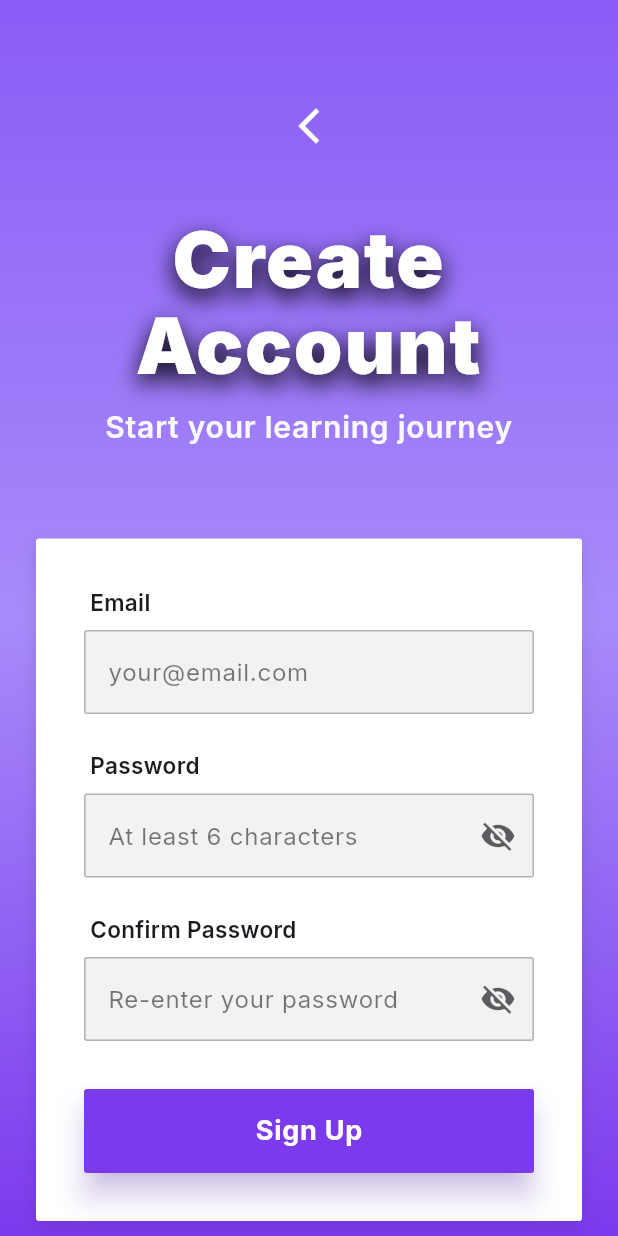
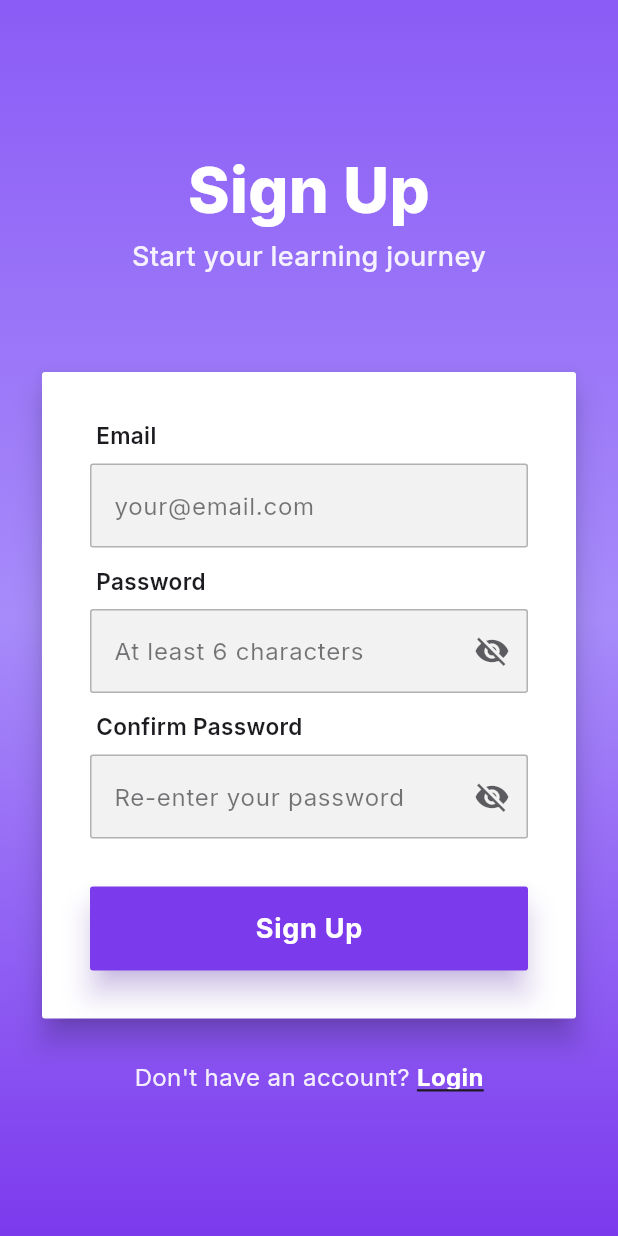
Before and after one commit to ValouteGG/LooopMind, a Flutter app: the SignupScreen screen opened by its route, on a phone screen of 412 x 824 dp. Run offline on Flutter 3.47's test engine with Material 3 defaults, Android fonts, the phone set to English and light mode, and no system bars; our stand-ins replace google_fonts, shared_preferences, supabase_flutter; accounts and stored records are empty.

Commit message:
Fixed uth screens
Fixed

```diff
--- a/lib/views/screens/auth/signup_screen.dart
+++ b/lib/views/screens/auth/signup_screen.dart
@@ -20,11 +20,6 @@ class _SignupScreenState extends State<SignupScreen>
 
   late AnimationController _fadeController;
   late Animation<double> _fadeAnimation;
-  late AnimationController _slideController;
-  late AnimationController _scaleController;
-  late Animation<Offset> _slideAnimation;
-  late Animation<double> _scaleAnimation;
-  late Animation<double> _formFade;
 
   @override
   void initState() {
@@ -38,44 +33,6 @@ class _SignupScreenState extends State<SignupScreen>
       end: 1.0,
     ).animate(CurvedAnimation(parent: _fadeController, curve: Curves.easeOut));
 
-    _slideController = AnimationController(
-      duration: const Duration(milliseconds: 800),
-      vsync: this,
-    );
-    _slideAnimation = Tween<Offset>(
-      begin: const Offset(-0.3, 0),
-      end: Offset.zero,
-    ).animate(CurvedAnimation(
-      parent: _slideController,
-      curve: Curves.elasticOut,
-    ));
-    Future.delayed(
-        const Duration(milliseconds: 500), () => _slideController.forward());
-
-    _scaleController = AnimationController(
-      duration: const Duration(milliseconds: 700),
-      vsync: this,
-    );
-    _scaleAnimation = Tween<double>(
-      begin: 0.92,
-      end: 1.0,
-    ).animate(CurvedAnimation(
-      parent: _scaleController,
-      curve: Curves.elasticOut,
-    ));
-    Future.delayed(
-        const Duration(milliseconds: 550), () => _scaleController.forward());
-
-    _formFade = Tween<double>(
-      begin: 0.0,
-      end: 1.0,
-    ).animate(CurvedAnimation(
-      parent: _fadeController,
-      curve: Curves.easeOut,
-    ));
-    Future.delayed(
-        const Duration(milliseconds: 650), () => _fadeController.forward());
-
     Future.delayed(
         const Duration(milliseconds: 300), () => _fadeController.forward());
   }
@@ -83,7 +40,8 @@ class _SignupScreenState extends State<SignupScreen>
   @override
   Widget build(BuildContext context) {
     return Scaffold(
-      body: Container(
+      body: SafeArea(
+        child: Container(
           width: double.infinity,
           height: double.infinity,
           decoration: const BoxDecoration(
@@ -98,87 +56,52 @@ class _SignupScreenState extends State<SignupScreen>
               stops: [0.0, 0.5, 1.0],
             ),
           ),
-        child: Stack(
-          children: [
-            Positioned(
-              top: 60,
-              left: 24,
-              right: 24,
-              child: IconButton(
-                icon: const Icon(Icons.arrow_back_ios_new,
-                    color: Colors.white, size: 28),
-                onPressed: () => Navigator.pop(context),
-              ),
-            ),
-            Consumer<AuthViewModel>(
+          child: Consumer<AuthViewModel>(
             builder: (context, authVM, _) {
               return SingleChildScrollView(
                 child: Padding(
                   padding: const EdgeInsets.all(24.0),
                   child: Column(
                     children: [
-                        const SizedBox(height: 120),
+                      const SizedBox(height: 80),
                       // Animated title
                       FadeTransition(
                         opacity: _fadeAnimation,
-                          child: SlideTransition(
-                            position: _slideAnimation,
-                            child: ScaleTransition(
-                              scale: _scaleAnimation,
                         child: Column(
                           mainAxisSize: MainAxisSize.min,
                           children: [
                             const Text(
-                                    'Create Account',
+                              'Sign Up',
                               textAlign: TextAlign.center,
                               style: TextStyle(
-                                      fontSize: 52,
-                                      fontWeight: FontWeight.w900,
+                                fontSize: 42,
+                                fontWeight: FontWeight.w800,
                                 color: Colors.white,
-                                      letterSpacing: 1.2,
                                 height: 1.1,
-                                      shadows: [
-                                        Shadow(
-                                          offset: Offset(0, 6),
-                                          blurRadius: 20,
-                                          color: Color(0xFF000000),
-                                        ),
-                                      ],
                               ),
                             ),
-                                  const SizedBox(height: 12),
+                            const SizedBox(height: 8),
                             Text(
                               'Start your learning journey',
                               textAlign: TextAlign.center,
                               style: TextStyle(
-                                      fontSize: 20,
-                                      color: Colors.white.withOpacity(0.95),
-                                      fontWeight: FontWeight.w600,
-                                      letterSpacing: 0.5,
+                                fontSize: 18,
+                                color: Colors.white.withOpacity(0.9),
+                                fontWeight: FontWeight.w500,
                               ),
                             ),
                           ],
                         ),
                       ),
-                          ),
-                        ),
                       const SizedBox(height: 60),
-                        // White form card
+                      // Clean form card
                       FadeTransition(
-                          opacity: _formFade,
-                          child: Container(
-                            width: double.infinity,
-                            decoration: BoxDecoration(
+                        opacity: _fadeAnimation,
+                        child: Card(
+                          elevation: 8,
                           color: Colors.white,
-                              borderRadius: BorderRadius.circular(2),
-                              boxShadow: [
-                                BoxShadow(
-                                  color: Colors.black.withOpacity(0.1),
-                                  blurRadius: 10,
-                                  offset: const Offset(0, 4),
-                                ),
-                              ],
-                            ),
+                          shape: RoundedRectangleBorder(
+                              borderRadius: BorderRadius.circular(2)),
                           child: Padding(
                             padding: const EdgeInsets.all(32.0),
                             child: Form(
@@ -189,12 +112,10 @@ class _SignupScreenState extends State<SignupScreen>
                                     Container(
                                       width: double.infinity,
                                       padding: const EdgeInsets.all(16),
-                                        margin:
-                                            const EdgeInsets.only(bottom: 20),
+                                      margin: const EdgeInsets.only(bottom: 20),
                                       decoration: BoxDecoration(
                                         color: Colors.red.shade50,
-                                          borderRadius:
-                                              BorderRadius.circular(2),
+                                        borderRadius: BorderRadius.circular(2),
                                       ),
                                       child: Text(
                                         authVM.error!,
@@ -220,7 +141,7 @@ class _SignupScreenState extends State<SignupScreen>
                                       return null;
                                     },
                                   ),
-                                    const SizedBox(height: 24),
+                                  const SizedBox(height: 12),
                                   CustomTextField(
                                     controller: _passwordController,
                                     label: 'Password',
@@ -234,7 +155,7 @@ class _SignupScreenState extends State<SignupScreen>
                                       return null;
                                     },
                                   ),
-                                    const SizedBox(height: 24),
+                                  const SizedBox(height: 12),
                                   CustomTextField(
                                     controller: _confirmPasswordController,
                                     label: 'Confirm Password',
@@ -260,8 +181,7 @@ class _SignupScreenState extends State<SignupScreen>
                                                   .validate()) {
                                                 final success =
                                                     await authVM.signup(
-                                                    _emailController.text
-                                                        .trim(),
+                                                  _emailController.text.trim(),
                                                   _passwordController.text,
                                                 );
                                                 if (success && mounted) {
@@ -287,8 +207,7 @@ class _SignupScreenState extends State<SignupScreen>
                                           ? const SizedBox(
                                               height: 24,
                                               width: 24,
-                                                child:
-                                                    CircularProgressIndicator(
+                                              child: CircularProgressIndicator(
                                                 strokeWidth: 2.5,
                                                 valueColor:
                                                     AlwaysStoppedAnimation<
@@ -311,14 +230,16 @@ class _SignupScreenState extends State<SignupScreen>
                           ),
                         ),
                       ),
-                        const SizedBox(height: 48),
+                      const SizedBox(height: 24),
                       Row(
                         mainAxisAlignment: MainAxisAlignment.center,
                         children: [
                           Text(
-                              'Have an account? ',
+                            "Don't have an account? ",
                             style: TextStyle(
-                                  color: Colors.white.withOpacity(0.8)),
+                              color: Colors.white.withOpacity(0.9),
+                              fontSize: 16,
+                            ),
                           ),
                           GestureDetector(
                             onTap: () => Navigator.pop(context),
@@ -327,19 +248,20 @@ class _SignupScreenState extends State<SignupScreen>
                               style: TextStyle(
                                 color: Colors.white,
                                 fontWeight: FontWeight.w700,
+                                fontSize: 16,
                                 decoration: TextDecoration.underline,
                               ),
                             ),
                           ),
                         ],
                       ),
+                      const SizedBox(height: 40),
                     ],
                   ),
                 ),
               );
             },
           ),
-          ],
         ),
       ),
     );
@@ -350,9 +272,7 @@ class _SignupScreenState extends State<SignupScreen>
     _emailController.dispose();
     _passwordController.dispose();
     _confirmPasswordController.dispose();
-    _scaleController.dispose();
     _fadeController.dispose();
-    _slideController.dispose();
     super.dispose();
   }
 }
```
Also changed, not shown: 1 other file. Lines whose indentation alone changed are shown as unchanged.
